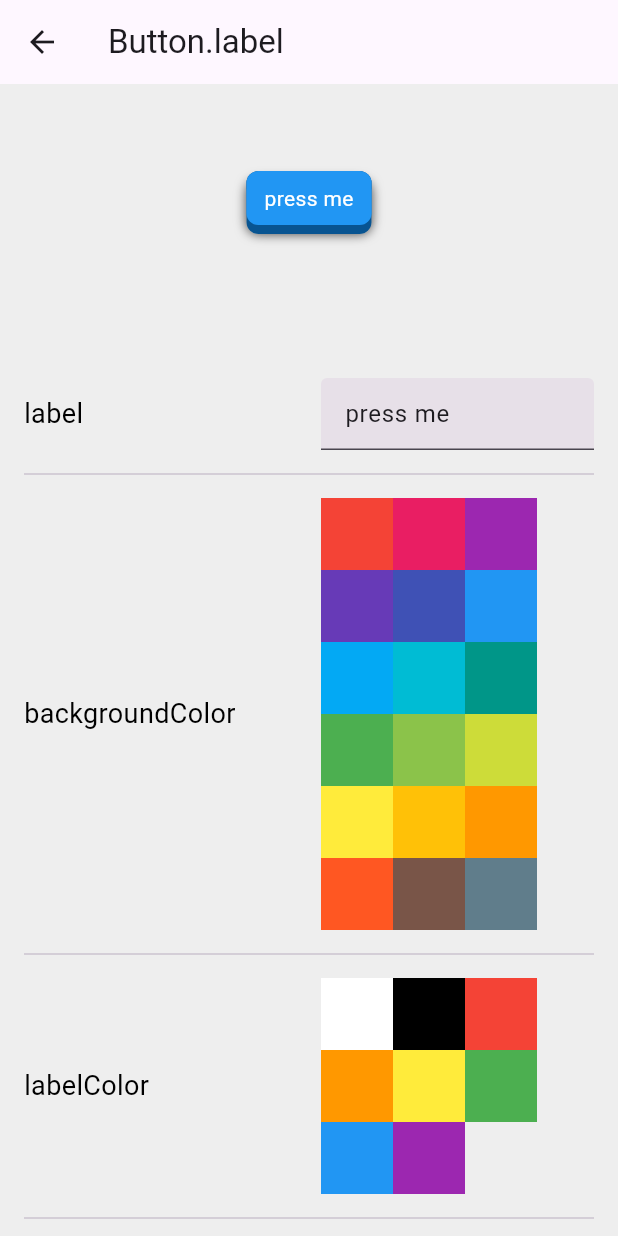
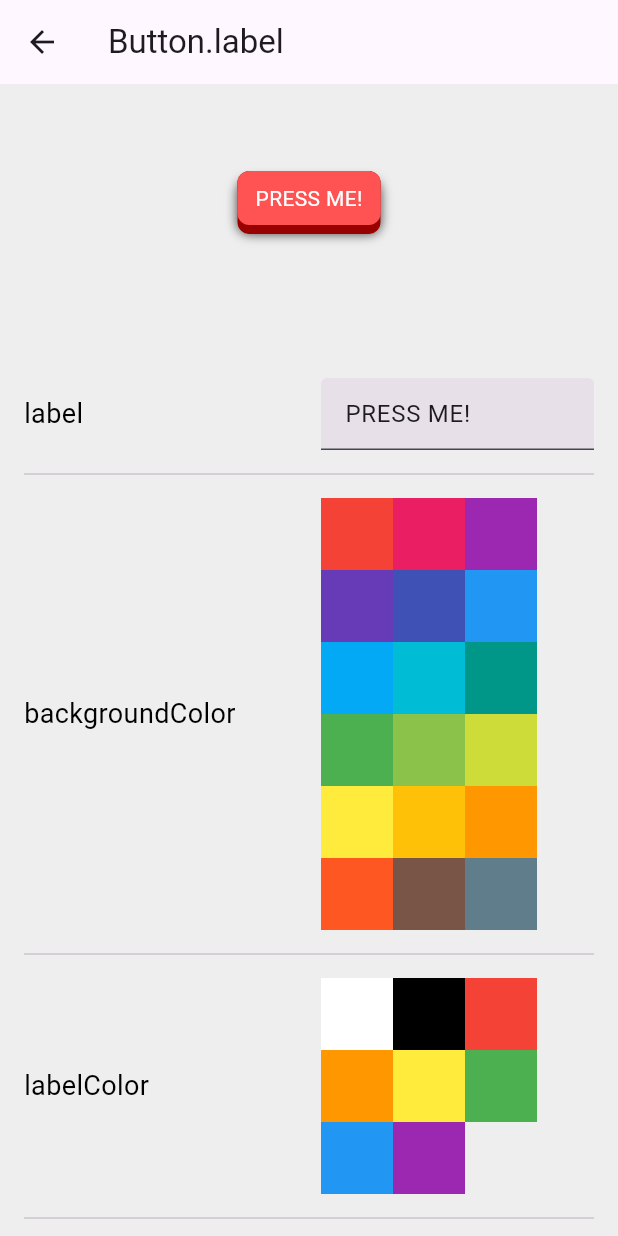
Before and after one commit to mivoligo/miv_buttons, a Flutter app: the ButtonLabelPage screen opened directly, on a phone screen of 412 x 824 dp. Run offline on Flutter 3.47's test engine with Material 3 defaults, Android fonts, the phone set to English and light mode, and no system bars.

Commit message:
refactor: change starting look of buttons on their pages

```diff
--- a/example/lib/pages/button_icon_page.dart
+++ b/example/lib/pages/button_icon_page.dart
@@ -25,7 +25,7 @@ class _ButtonWithIcon extends StatefulWidget {
 
 class _ButtonWithIconState extends State<_ButtonWithIcon> {
   IconData icon = Icons.fingerprint;
-  Color backgroundColor = Colors.blue;
+  Color backgroundColor = Colors.green;
   Color iconColor = Colors.white;
   double borderRadius = 8;
   double horizontalPadding = 12;
--- a/example/lib/pages/button_label_page.dart
+++ b/example/lib/pages/button_label_page.dart
@@ -24,8 +24,8 @@ class _ButtonWithLabel extends StatefulWidget {
 }
 
 class _ButtonWithLabelState extends State<_ButtonWithLabel> {
-  String label = 'press me';
-  Color backgroundColor = Colors.blue;
+  String label = 'PRESS ME!';
+  Color backgroundColor = Colors.redAccent;
   Color labelColor = Colors.white;
   double borderRadius = 8;
   double horizontalPadding = 12;
```
